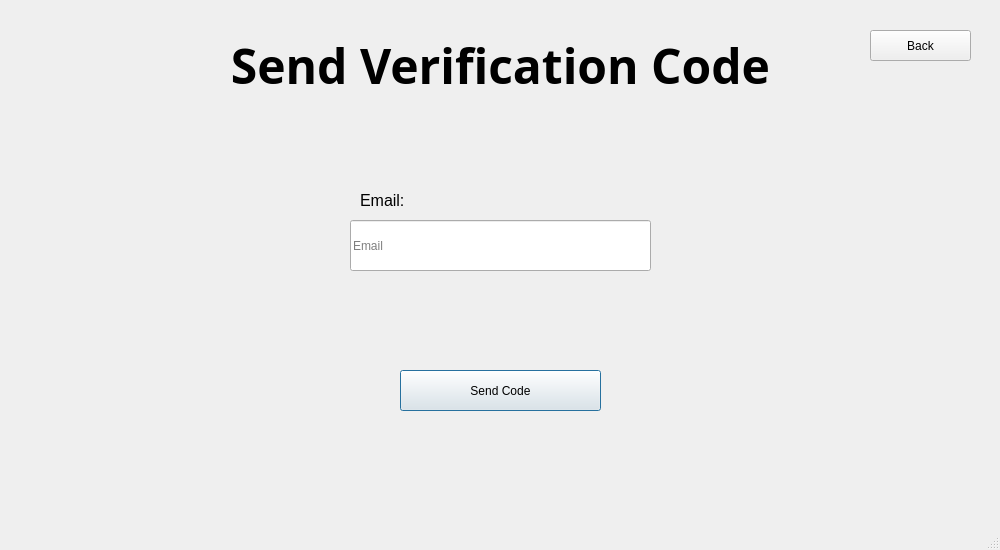
Above: Main/client/gui/ui/send_verification.ui from SuperName3102/Final-Project before the change. Below: the same form after it.
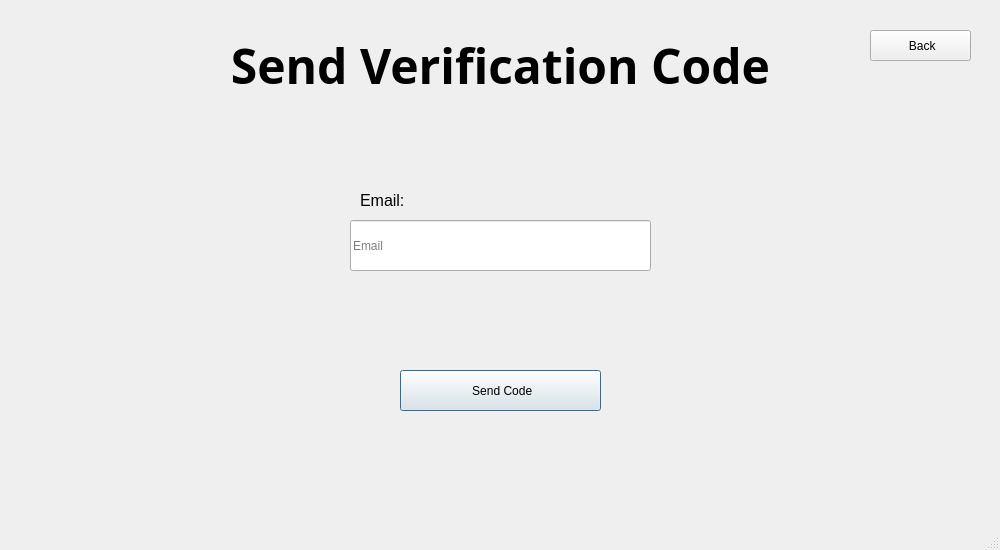
That is the form after the change.

```diff
--- a/Main/client/gui/ui/send_verification.ui
+++ b/Main/client/gui/ui/send_verification.ui
@@ -118,7 +118,7 @@
      <string notr="true"/>
     </property>
     <property name="text">
-     <string>Back</string>
+     <string> Back</string>
     </property>
     <property name="iconSize">
      <size>
@@ -140,7 +140,7 @@
      <string notr="true"/>
     </property>
     <property name="text">
-     <string>Send Code</string>
+     <string> Send Code</string>
     </property>
     <property name="iconSize">
      <size>
```
